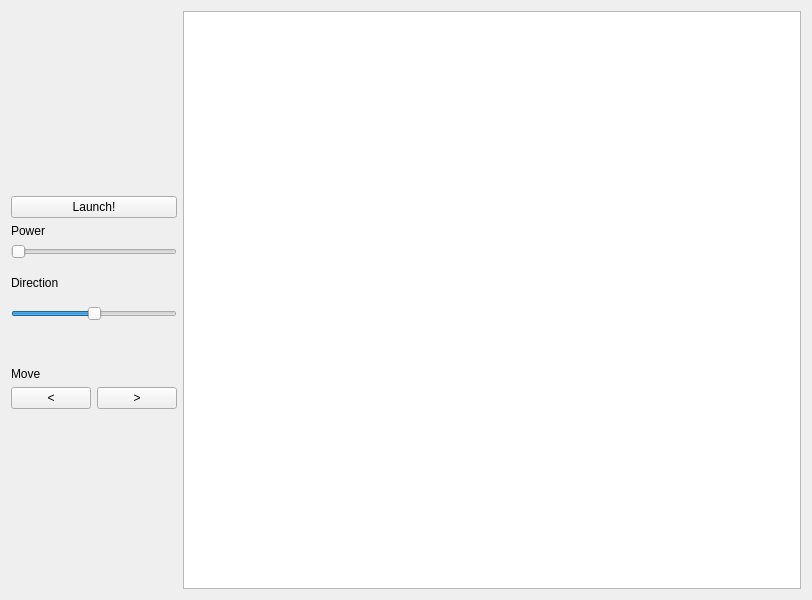
Before: the Qt Designer form gamevisual.ui in silversax08/TanksGame, drawn with Qt 5.
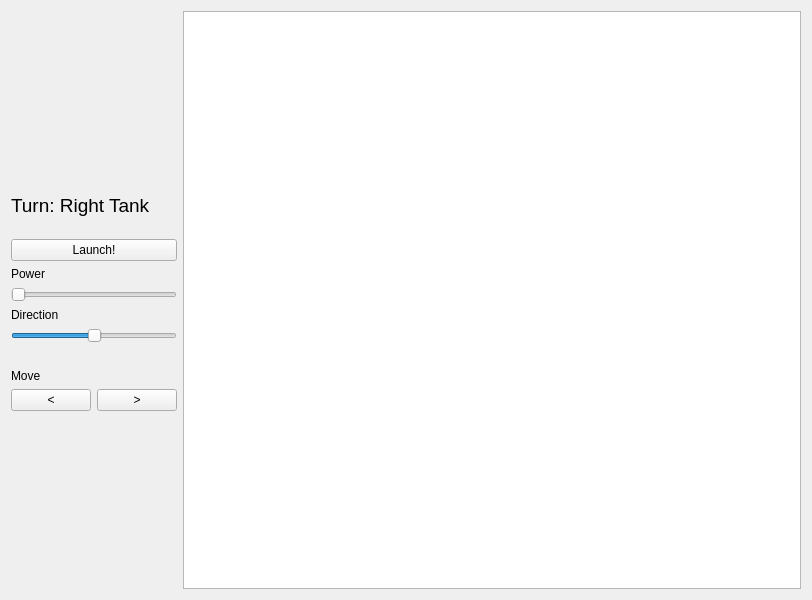
After: the same form once the commit is applied.

Commit message: Added a label that says whose turn it is. Refactored Game.cpp

What changed in the file:
```diff
--- a/gamevisual.ui
+++ b/gamevisual.ui
@@ -27,7 +27,7 @@
      </property>
     </spacer>
    </item>
-   <item row="0" column="3" rowspan="10">
+   <item row="0" column="3" rowspan="12">
     <widget class="QGraphicsView" name="graphicsView2">
      <property name="focusPolicy">
       <enum>Qt::NoFocus</enum>
@@ -41,6 +41,31 @@
     </widget>
    </item>
    <item row="1" column="0" colspan="3">
+    <widget class="QLabel" name="label">
+     <property name="font">
+      <font>
+       <pointsize>14</pointsize>
+      </font>
+     </property>
+     <property name="text">
+      <string>Turn: Right Tank</string>
+     </property>
+    </widget>
+   </item>
+   <item row="2" column="0">
+    <spacer name="verticalSpacer_5">
+     <property name="orientation">
+      <enum>Qt::Vertical</enum>
+     </property>
+     <property name="sizeHint" stdset="0">
+      <size>
+       <width>20</width>
+       <height>12</height>
+      </size>
+     </property>
+    </spacer>
+   </item>
+   <item row="3" column="0" colspan="3">
     <widget class="QPushButton" name="LaunchButton2">
      <property name="focusPolicy">
       <enum>Qt::NoFocus</enum>
@@ -50,14 +75,14 @@
      </property>
     </widget>
    </item>
-   <item row="2" column="0">
+   <item row="4" column="0">
     <widget class="QLabel" name="label2">
      <property name="text">
       <string>Power</string>
      </property>
     </widget>
    </item>
-   <item row="3" column="0" colspan="3">
+   <item row="5" column="0" colspan="3">
     <widget class="QSlider" name="VelocitySlider2">
      <property name="focusPolicy">
       <enum>Qt::NoFocus</enum>
@@ -82,14 +107,14 @@
      </property>
     </widget>
    </item>
-   <item row="4" column="0">
+   <item row="6" column="0">
     <widget class="QLabel" name="label3">
      <property name="text">
       <string>Direction</string>
      </property>
     </widget>
    </item>
-   <item row="4" column="1">
+   <item row="6" column="1">
     <spacer name="verticalSpacer_4">
      <property name="orientation">
       <enum>Qt::Vertical</enum>
@@ -102,7 +127,7 @@
      </property>
     </spacer>
    </item>
-   <item row="5" column="0" colspan="3">
+   <item row="7" column="0" colspan="3">
     <widget class="QSlider" name="AngleSlider2">
      <property name="focusPolicy">
       <enum>Qt::NoFocus</enum>
@@ -124,7 +149,7 @@
      </property>
     </widget>
    </item>
-   <item row="6" column="0">
+   <item row="8" column="0">
     <spacer name="verticalSpacer_3">
      <property name="orientation">
       <enum>Qt::Vertical</enum>
@@ -137,14 +162,14 @@
      </property>
     </spacer>
    </item>
-   <item row="7" column="0">
+   <item row="9" column="0">
     <widget class="QLabel" name="label4">
      <property name="text">
       <string>Move</string>
      </property>
     </widget>
    </item>
-   <item row="8" column="0" colspan="2">
+   <item row="10" column="0" colspan="2">
     <widget class="QPushButton" name="leftButton2">
      <property name="focusPolicy">
       <enum>Qt::NoFocus</enum>
@@ -154,7 +179,7 @@
      </property>
     </widget>
    </item>
-   <item row="8" column="2">
+   <item row="10" column="2">
     <widget class="QPushButton" name="rightButton2">
      <property name="focusPolicy">
       <enum>Qt::NoFocus</enum>
@@ -164,7 +189,7 @@
      </property>
     </widget>
    </item>
-   <item row="9" column="1">
+   <item row="11" column="1">
     <spacer name="verticalSpacer_2">
      <property name="orientation">
       <enum>Qt::Vertical</enum>
```
The commit also changes 6 other files.
